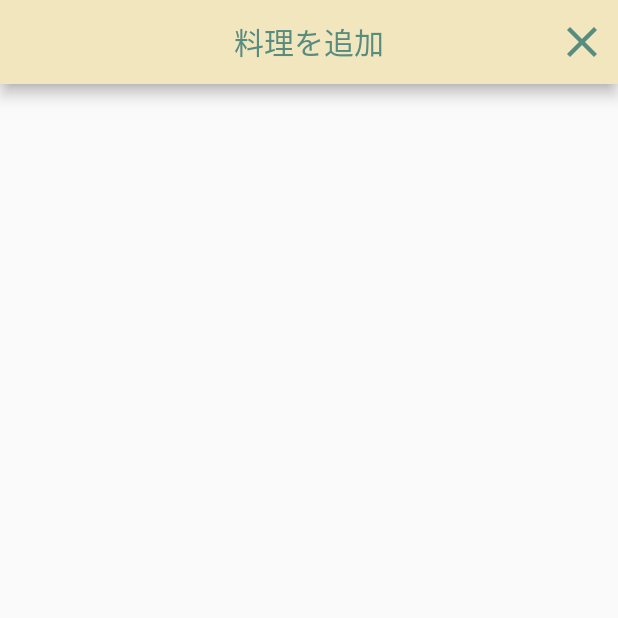
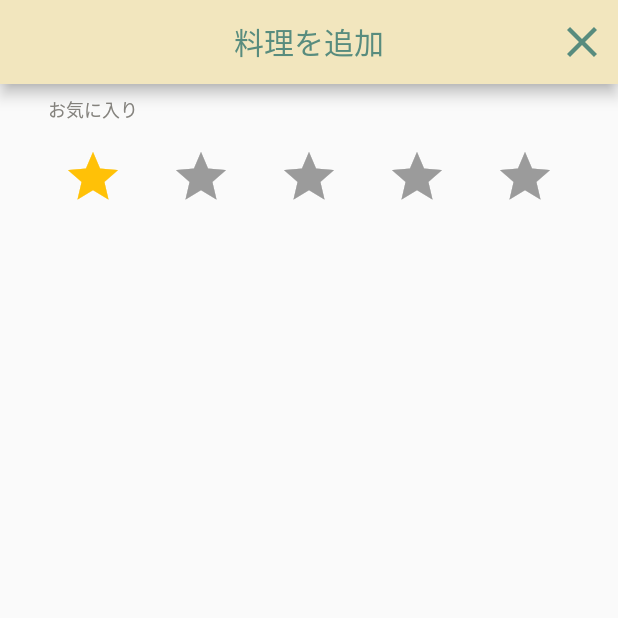
Before and after one commit to baekx/becos_kitchen, a Flutter app: the AddMenuSecondPage screen opened directly, on a phone screen of 412 x 824 dp, the top half of it. Run offline on Flutter 3.47's test engine with Material 2 defaults, Android fonts, the phone set to English and light mode, and no system bars; drawn by our look-alikes of flutter_rating_bar; our stand-ins replace cloud_firestore, firebase_core, firebase_storage, flutter_riverpod, flutter_svg, freezed_annotation and 1 more; accounts and stored records are empty.

Commit message:
お気に入り移動

```diff
--- a/lib/screen/add_menu/add_menu_first_page.dart
+++ b/lib/screen/add_menu/add_menu_first_page.dart
@@ -5,7 +5,6 @@ import 'package:becos_kitchen/provider.dart';
 import 'package:becos_kitchen/screen/add_menu/add_menu_second_page.dart';
 import 'package:becos_kitchen/screen/add_menu/label.dart';
 import 'package:becos_kitchen/screen/add_menu/menu_image.dart';
-import 'package:becos_kitchen/screen/add_menu/menu_rate.dart';
 import 'package:becos_kitchen/screen/add_menu/menu_tag_list.dart';
 import 'package:becos_kitchen/screen/add_menu/menu_title.dart';
 import 'package:becos_kitchen/screen/common/button_expanded.dart';
@@ -35,8 +34,10 @@ class AddMenuFirstPage extends ConsumerWidget {
             icon: SvgPicture.asset('assets/icons/cancel.svg'),
             onPressed: () {
               Navigator.of(context).pop();
-                })
-          ]),
+            },
+          )
+        ],
+      ),
       resizeToAvoidBottomInset: false,
       body: Padding(
         padding: const EdgeInsets.only(left: 24.0, right: 24.0),
@@ -53,10 +54,6 @@ class AddMenuFirstPage extends ConsumerWidget {
             const ColumnPadding(height: 16.0),
             const Label(text: "タイトル"),
             const MenuTitle(),
-            // 星
-            const ColumnPadding(height: 8.0),
-            const Label(text: "お気に入り度"),
-            const MenuRate(),
             // タグ
             const ColumnPadding(height: 8.0),
             const Label(text: "タグ"),
--- a/lib/screen/add_menu/add_menu_second_page.dart
+++ b/lib/screen/add_menu/add_menu_second_page.dart
@@ -1,4 +1,7 @@
 import 'package:becos_kitchen/common/material_color.dart';
+import 'package:becos_kitchen/screen/add_menu/label.dart';
+import 'package:becos_kitchen/screen/add_menu/menu_rate.dart';
+import 'package:becos_kitchen/screen/common/column_padding.dart';
 import 'package:flutter/material.dart';
 import 'package:flutter_riverpod/flutter_riverpod.dart';
 import 'package:flutter_svg/flutter_svg.dart';
@@ -24,6 +27,22 @@ class AddMenuSecondPage extends ConsumerWidget {
               })
         ],
       ),
+      resizeToAvoidBottomInset: false,
+      body: Padding(
+        padding: const EdgeInsets.symmetric(horizontal: 24.0),
+        child: Column(
+          crossAxisAlignment: CrossAxisAlignment.start,
+          // mainAxisAlignment: MainAxisAlignment.spaceBetween,
+          mainAxisSize: MainAxisSize.max,
+          children: [
+            // 星
+            const ColumnPadding(height: 8.0),
+            const Label(text: "お気に入り"),
+            const MenuRate(),
+            // 料理した日
+          ],
+        ),
+      ),
     );
   }
 }
```
Lines whose indentation alone changed are shown as unchanged.
